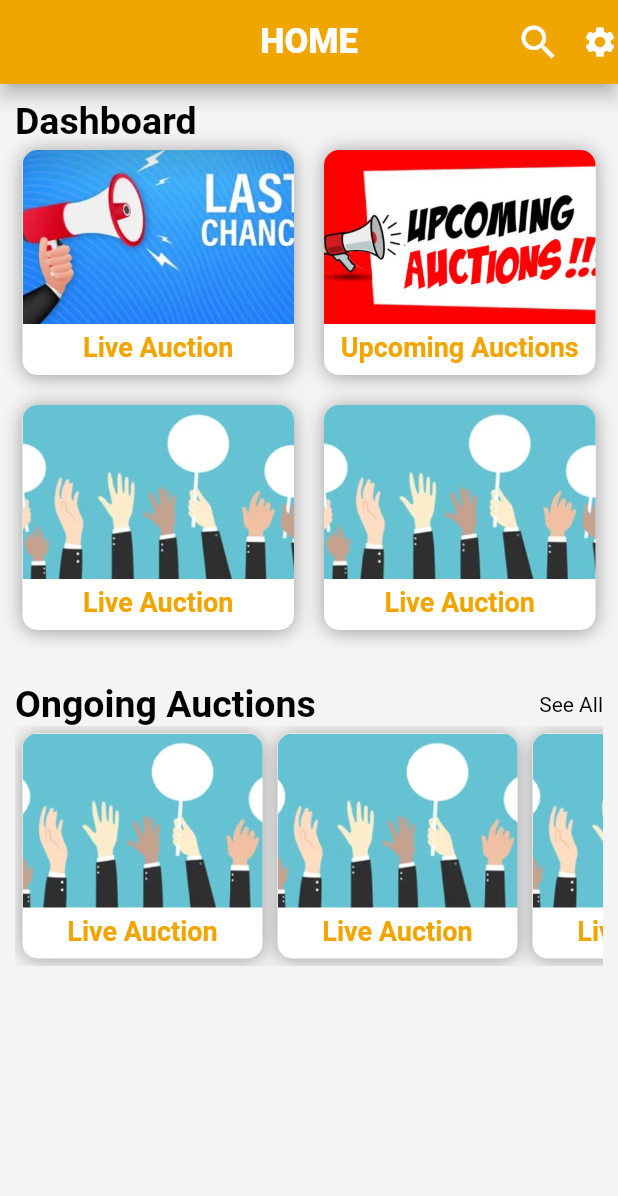
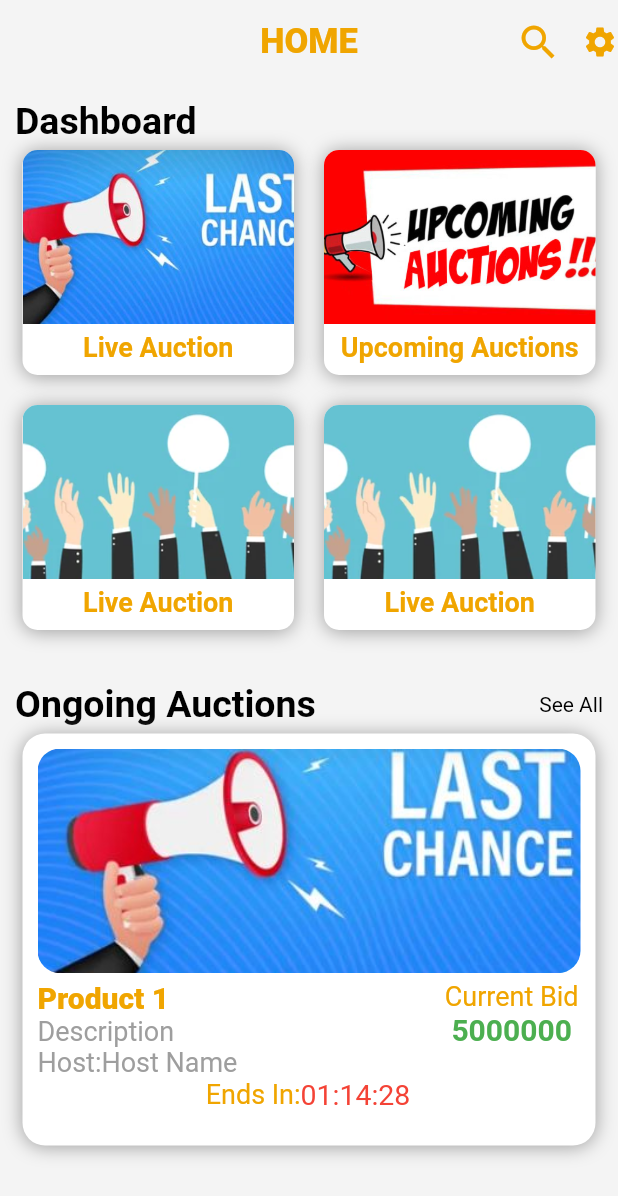
Before and after one commit to DeeepakRaj/eauc, a Flutter app: the Home screen opened by its route, on a phone screen of 412 x 824 dp. Shown: the top 1196 px of the screen. Run offline on Flutter 3.47's test engine with Material 2 defaults, Android fonts, the phone set to English and light mode, and no system bars; our stand-ins replace getwidget.

Commit message:
Changed Home Page. Added Online Auctions Section (temporary)

```diff
--- a/lib/constants.dart
+++ b/lib/constants.dart
@@ -19,3 +19,8 @@ final kTextInputDecoration = InputDecoration(
     errorBorder: OutlineInputBorder(
         borderRadius: BorderRadius.circular(10.0),
         borderSide: BorderSide(color: Colors.red, width: 2.0)));
+
+final kCardTitleTextStyle =
+    TextStyle(fontWeight: FontWeight.w900, color: kprimarycolor, fontSize: 20);
+
+final kCardSubTitleTextStyle = TextStyle(fontSize: 18, color: Colors.grey);
--- a/lib/uiscreens/home.dart
+++ b/lib/uiscreens/home.dart
@@ -1,4 +1,5 @@
 import 'package:eauc/constants.dart';
+import 'package:eauc/widgetmodels/home_ongoingauctions_container.dart';
 import 'package:eauc/widgetmodels/shaded_container.dart';
 import 'package:flutter/cupertino.dart';
 import 'package:flutter/material.dart';
@@ -20,20 +21,24 @@ class _HomeState extends State<Home> {
       backgroundColor: kbackgroundcolor,
       appBar: AppBar(
         titleSpacing: 10,
-        backgroundColor: kprimarycolor,
-        elevation: 5.0,
+        backgroundColor: kbackgroundcolor,
+        elevation: 0,
         centerTitle: true,
         title: typing
             ? TextBox()
             : Text(
                 'HOME',
-                style: TextStyle(fontSize: 23, fontWeight: FontWeight.w900),
+                style: TextStyle(
+                    fontSize: 23,
+                    fontWeight: FontWeight.w900,
+                    color: kprimarycolor),
               ),
         leading: typing
             ? IconButton(
                 icon: Icon(
                   Icons.arrow_back_ios,
                   size: 25,
+                  color: kprimarycolor,
                 ),
                 onPressed: () {
                   setState(() {
@@ -53,6 +58,7 @@ class _HomeState extends State<Home> {
                   icon: Icon(
                     Icons.search,
                     size: 30,
+                    color: kprimarycolor,
                   ),
                   onPressed: () {
                     setState(() {
@@ -63,7 +69,7 @@ class _HomeState extends State<Home> {
           typing
               ? Icon(
                   Icons.filter_alt_outlined,
-                  color: Colors.white,
+                  color: kprimarycolor,
                 )
               : SizedBox(
                   width: 5,
@@ -74,7 +80,7 @@ class _HomeState extends State<Home> {
                 )
               : Icon(
                   Icons.settings,
-                  color: Colors.white,
+                  color: kprimarycolor,
                 ),
         ],
       ),
@@ -186,37 +192,7 @@ class _HomeLiveAuctionsState extends State<HomeLiveAuctions> {
               Text('See All'),
             ],
           ),
-          SingleChildScrollView(
-            scrollDirection: Axis.horizontal,
-            child: Row(
-              children: [
-                ShadedContainer(
-                    theTitle: 'Live Auction',
-                    theRoute: 'Hi',
-                    imgName: 'liveauction'),
-                ShadedContainer(
-                    theTitle: 'Live Auction',
-                    theRoute: 'Hi',
-                    imgName: 'liveauction'),
-                ShadedContainer(
-                    theTitle: 'Live Auction',
-                    theRoute: 'Hi',
-                    imgName: 'liveauction'),
-                ShadedContainer(
-                    theTitle: 'Live Auction',
-                    theRoute: 'Hi',
-                    imgName: 'liveauction'),
-                ShadedContainer(
-                    theTitle: 'Live Auction',
-                    theRoute: 'Hi',
-                    imgName: 'liveauction'),
-                ShadedContainer(
-                    theTitle: 'Live Auction',
-                    theRoute: 'Hi',
-                    imgName: 'liveauction'),
-              ],
-            ),
-          )
+          HomeOngoingAuctionsContainer()
         ],
       ),
     );
--- /dev/null
+++ b/lib/widgetmodels/home_ongoingauctions_container.dart
@@ -0,0 +1,136 @@
+import 'package:eauc/constants.dart';
+import 'package:flutter/material.dart';
+
+class HomeOngoingAuctionsContainer extends StatefulWidget {
+  const HomeOngoingAuctionsContainer({Key? key}) : super(key: key);
+
+  @override
+  _HomeOngoingAuctionsContainerState createState() =>
+      _HomeOngoingAuctionsContainerState();
+}
+
+class _HomeOngoingAuctionsContainerState
+    extends State<HomeOngoingAuctionsContainer> {
+  @override
+  Widget build(BuildContext context) {
+    return GestureDetector(
+      onTap: () {
+        //TODO: Navigate to Individual Auction page
+      },
+      child: Container(
+        height: MediaQuery.of(context).size.height / 3,
+        width: MediaQuery.of(context).size.width,
+        margin: EdgeInsets.all(5),
+        padding: EdgeInsets.all(10.0),
+        decoration: BoxDecoration(
+          borderRadius: BorderRadius.all(Radius.circular(15)),
+          color: Colors.white,
+          boxShadow: [
+            BoxShadow(
+              color: Colors.grey,
+              offset: Offset(0.0, 1.0), //(x,y)
+              blurRadius: 10.0,
+            ),
+          ],
+        ),
+        child: Column(
+          mainAxisSize: MainAxisSize.min,
+          mainAxisAlignment: MainAxisAlignment.start,
+          crossAxisAlignment: CrossAxisAlignment.start,
+          children: <Widget>[
+            Flexible(
+              flex: 3,
+              child: Container(
+                width: MediaQuery.of(context).size.width,
+                decoration: BoxDecoration(
+                    borderRadius: BorderRadius.all(Radius.circular(15)),
+                    image: DecorationImage(
+                        image: AssetImage(
+                          'assets/images/' + 'liveauction2' + '.jpg',
+                        ),
+                        fit: BoxFit.cover)),
+              ),
+            ),
+            SizedBox(
+              height: 5,
+            ),
+            Flexible(
+              flex: 2,
+              child: Column(
+                mainAxisSize: MainAxisSize.min,
+                children: [
+                  Row(
+                    mainAxisSize: MainAxisSize.min,
+                    crossAxisAlignment: CrossAxisAlignment.start,
+                    mainAxisAlignment: MainAxisAlignment.spaceAround,
+                    children: [
+                      Flexible(
+                        flex: 3,
+                        child: Column(
+                          mainAxisSize: MainAxisSize.min,
+                          crossAxisAlignment: CrossAxisAlignment.start,
+                          children: [
+                            Text('Product 1', style: kCardTitleTextStyle),
+                            Text('Description', style: kCardSubTitleTextStyle),
+                            Row(
+                              children: [
+                                Text(
+                                  'Host:',
+                                  style: kCardSubTitleTextStyle,
+                                ),
+                                Text(
+                                  'Host Name',
+                                  style: kCardSubTitleTextStyle,
+                                ),
+                              ],
+                            )
+                          ],
+                        ),
+                      ),
+                      Flexible(
+                        flex: 1,
+                        child: Column(
+                          mainAxisSize: MainAxisSize.min,
+                          children: [
+                            Text(
+                              'Current Bid',
+                              style: TextStyle(
+                                fontSize: 18,
+                                color: kprimarycolor,
+                              ),
+                            ),
+                            Text(
+                              '5000000',
+                              style: TextStyle(
+                                  fontSize: 20,
+                                  fontWeight: FontWeight.bold,
+                                  color: Colors.green),
+                            )
+                          ],
+                        ),
+                      )
+                    ],
+                  ),
+                  Row(
+                    mainAxisSize: MainAxisSize.min,
+                    mainAxisAlignment: MainAxisAlignment.center,
+                    children: [
+                      Text(
+                        'Ends In:',
+                        style: TextStyle(color: kprimarycolor, fontSize: 18),
+                      ),
+                      Text(
+                        '01:14:28',
+                        style: TextStyle(color: Colors.red, fontSize: 19),
+                      ),
+                    ],
+                  ),
+                ],
+              ),
+            ),
+          ],
+        ),
+      ),
+    );
+  }
+}
```
